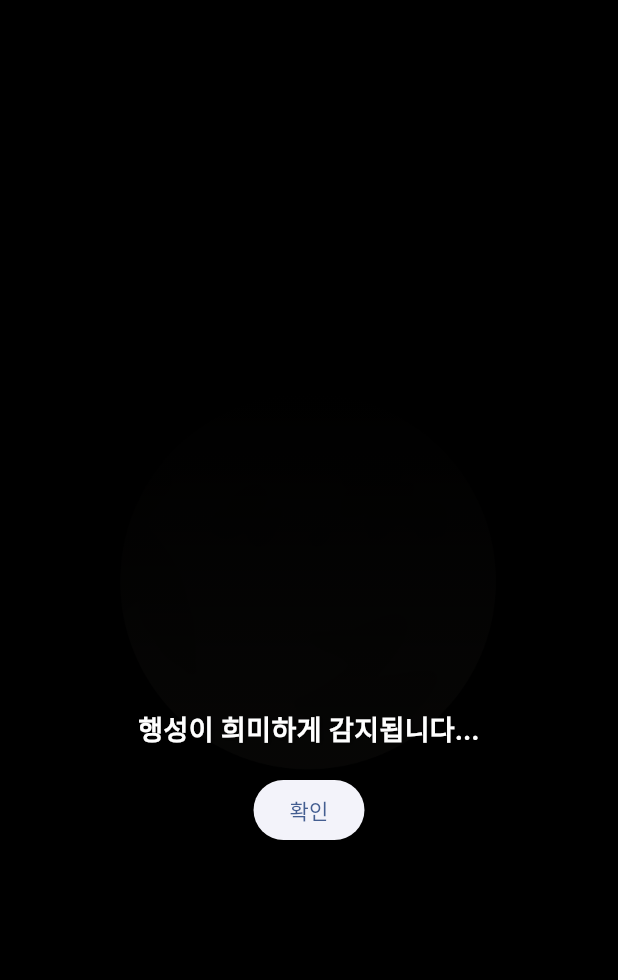
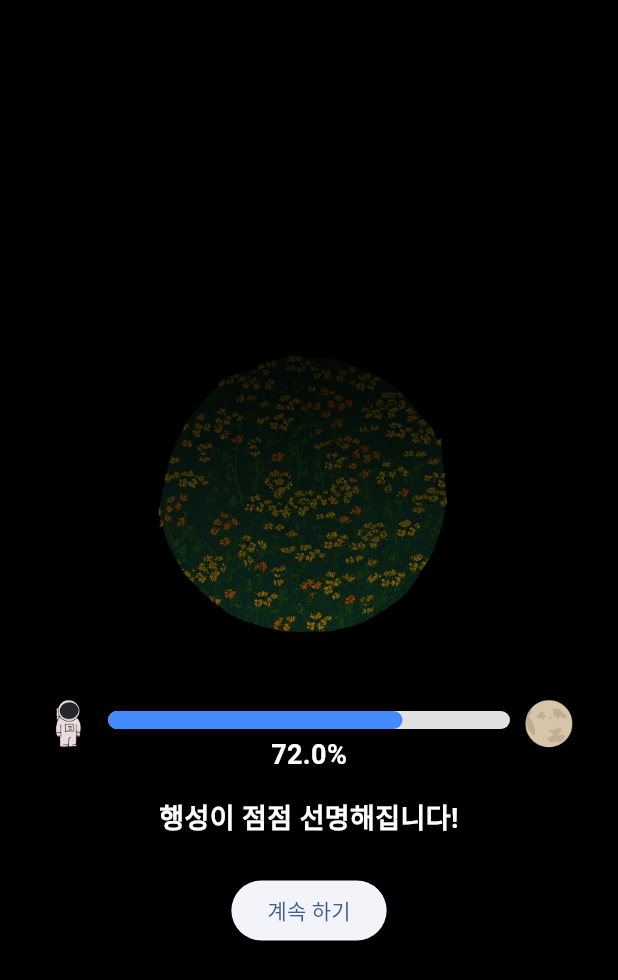
Before and after one commit to dongqui/focuscope, a Flutter app: the FocusEndOverlay widget shown alone on an empty page, opened directly, on a phone screen of 412 x 824 dp. Shown: the top 980 px of the screen. Run offline on Flutter 3.47's test engine with Material 3 defaults, Android fonts, the phone set to English and light mode, and no system bars; our stand-ins replace fl_chart, isar, just_audio, wakelock_plus; missing offline and left inert: flame; accounts and stored records are empty; generated files the repository leaves out were written again.

Commit message:
feat: UI 미세 조정

```diff
--- a/lib/features/game/components/timer/space_map.dart
+++ b/lib/features/game/components/timer/space_map.dart
@@ -30,7 +30,9 @@ class SpaceMap extends Component {
   ''';
 
   final _layersMeta = {
-    'parallax/stars_top.png': 0.5,
+    'parallax/stars_top.png': 0.1,
+    'parallax/stars_mid.png': 0.5,
+    'parallax/stars_bot.png': 0.9,
   };
 
   @override
--- a/lib/features/presentation/views/discovery_progress.dart
+++ b/lib/features/presentation/views/discovery_progress.dart
@@ -1,6 +1,8 @@
 import 'package:flutter/material.dart';
 import 'package:catodo/features/presentation/viewmodels/discovery_state.dart';
 import 'dart:math';
+
+import 'package:catodo/widgets/progressbar.dart';
 
 class FocusItem {
   final double progress; // 0.0 ~ 1.0
@@ -82,22 +84,24 @@ class _DiscoveryProgressState extends State<DiscoveryProgress> {
 
   @override
   Widget build(BuildContext context) {
-    final double progress = max(0.1, _progress);
+    final double progress = 0.72;
     final double planetSize = 256;
-    // 최소 알파값(0일 때 실루엣이 보이도록)
-    final double minAlpha = 0.7;
-    final double bottomAlpha =
-        (minAlpha + (1.0 - minAlpha) * (1.0 - progress)).clamp(minAlpha, 1.0);
+    // minAlpha 제거, bottomAlpha는 0.0~1.0로만 동작
+    final double bottomAlpha = (1.0 - max(0.1, progress)).clamp(0.0, 1.0);
     final String progressMessage = getProgressMessage(progress);
 
-    return SizedBox(
+    return Column(
+      mainAxisAlignment: MainAxisAlignment.end,
+      crossAxisAlignment: CrossAxisAlignment.center,
+      children: [
+        SizedBox(
           width: planetSize,
           height: planetSize,
           child: Stack(
             children: [
               // 행성 이미지 (아래)
               Image.asset(
-            'assets/images/planet.png',
+                'assets/images/planet_1.png',
                 width: planetSize,
                 height: planetSize,
                 fit: BoxFit.cover,
@@ -117,13 +121,49 @@ class _DiscoveryProgressState extends State<DiscoveryProgress> {
                     stops: const [0.0, 1.0],
                   ),
                 ),
+              )
+            ],
           ),
-          // 메시지 표시
-          Align(
-            alignment: Alignment.bottomCenter,
-            child: Padding(
-              padding: const EdgeInsets.only(bottom: 16.0),
-              child: Text(
+        ),
+        Row(
+          mainAxisAlignment: MainAxisAlignment.center,
+          crossAxisAlignment: CrossAxisAlignment.center,
+          children: [
+            // 왼쪽: 여행자 이미지
+            Image.asset(
+              'assets/images/astronaut_idle.png',
+              width: 32,
+              height: 32,
+            ),
+            const SizedBox(width: 16),
+            // 가운데: 프로그레스바와 텍스트
+            Column(
+              children: [
+                Text(''),
+                CustomPaint(
+                  size: const Size(256, 20),
+                  painter: ProgressBarPainter(progress: progress),
+                ),
+                Text(
+                  '${(progress * 100).toStringAsFixed(progress < 0.1 ? 2 : 1)}%',
+                  style: TextStyle(
+                      color: Colors.white,
+                      fontSize: 18,
+                      fontWeight: FontWeight.bold),
+                ),
+              ],
+            ),
+            const SizedBox(width: 16),
+            // 오른쪽: 행성 이미지
+            Image.asset(
+              'assets/images/planet.png',
+              width: 32,
+              height: 32,
+            ),
+          ],
+        ),
+        const SizedBox(height: 16),
+        Text(
           progressMessage,
           style: TextStyle(
             color: Colors.white,
@@ -139,10 +179,7 @@ class _DiscoveryProgressState extends State<DiscoveryProgress> {
           ),
           textAlign: TextAlign.center,
         ),
-            ),
-          ),
       ],
-      ),
     );
   }
 }
--- a/lib/features/presentation/views/overlays/focus_end_overlay.dart
+++ b/lib/features/presentation/views/overlays/focus_end_overlay.dart
@@ -27,13 +27,14 @@ class _FocusEndOverlayState extends State<FocusEndOverlay> {
             mainAxisAlignment: MainAxisAlignment.center,
             children: [
               DiscoveryProgress(),
+              SizedBox(height: 24),
               ElevatedButton(
                 onPressed: () {
                   int focussedTime = TimerManager.instance.state.focussedTime;
                   FormManager.instance.save(focussedTime);
                   TimerManager.instance.save();
                 },
-                child: Text('확인'),
+                child: Text('계속 하기'),
               ),
             ],
           ),
--- a/lib/features/presentation/views/overlays/ready_overlay.dart
+++ b/lib/features/presentation/views/overlays/ready_overlay.dart
@@ -25,7 +25,7 @@ class _ReadyOverlayState extends State<ReadyOverlay>
 
   void _startCharFadeOut() async {
     // 2초 동안 글자 모두 보이기
-    await Future.delayed(const Duration(milliseconds: 2000));
+    await Future.delayed(const Duration(milliseconds: 1000));
     // 2초 동안 글자 순차적으로 사라지기
     const fadeOutDuration = 2000;
     final perCharDelay = (fadeOutDuration / message.length).floor();
--- a/lib/main.dart
+++ b/lib/main.dart
@@ -56,7 +56,7 @@ class MyApp extends StatelessWidget {
                     const FocusEndOverlay(),
                 GameOverlay.ready.name: (context, game) => const ReadyOverlay(),
               },
-              initialActiveOverlays: [GameOverlay.focusEnd.name],
+              initialActiveOverlays: [GameOverlay.home.name],
             ),
           ),
         ),
--- a/lib/widgets/progressbar.dart
+++ b/lib/widgets/progressbar.dart
@@ -21,11 +21,13 @@ class ProgressBarPainter extends CustomPainter {
       backgroundPaint,
     );
     // 진행 바
-    canvas.drawLine(
-      Offset(0, size.height / 2),
-      Offset(size.width * progress, size.height / 2),
-      progressPaint,
-    );
+    if (progress > 0) {
+      canvas.drawLine(
+        Offset(0, size.height / 2),
+        Offset(size.width * progress, size.height / 2),
+        progressPaint,
+      );
+    }
   }
 
   @override
```
Also changed, not shown: assets/images/planet_1.png (added). Lines whose indentation alone changed are shown as unchanged.
